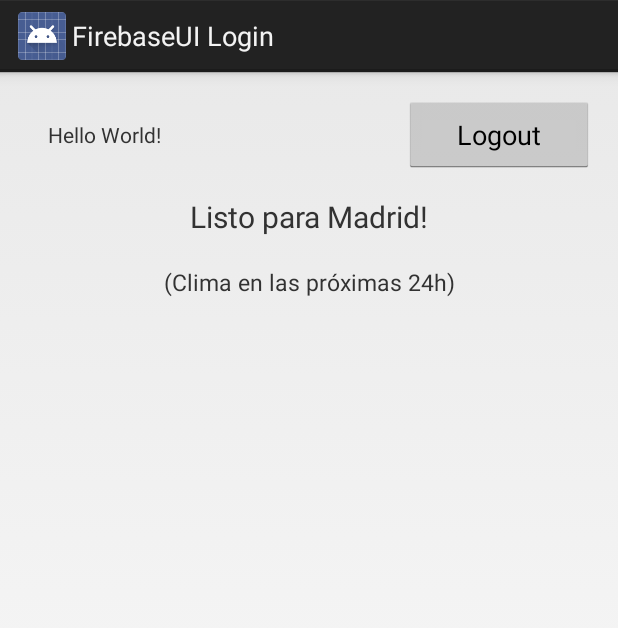
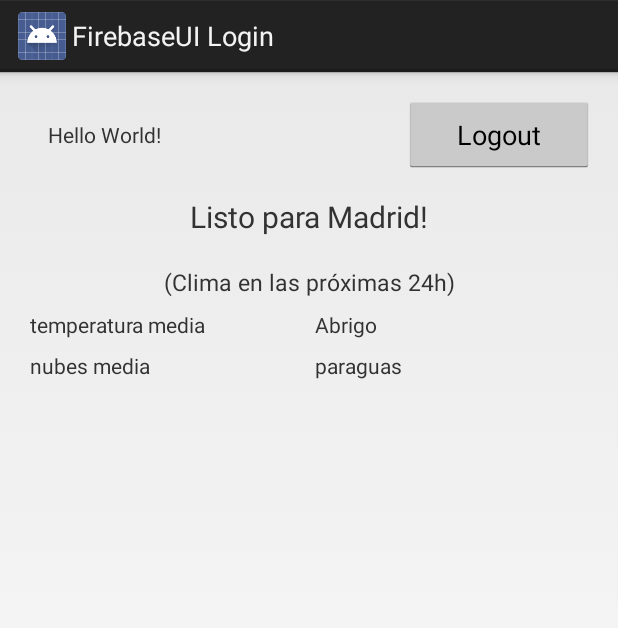
Before and after one commit to reymon359/listo-para-madrid, an Android app: the screen it shows after launch (MainActivity), on a phone screen of 412 x 824 dp. Shown: the top 628 px of the screen. Run offline under Robolectric (Android 15) with nearby library versions, the phone set to English and light mode, and no system bars; our stand-ins replace Firebase (no records; nobody signed in at launch, a user with empty details on screens opened directly); libraries missing offline, so code that uses them is left out: com.firebase.ui; 1 statement that could not run was skipped.

Commit message:
displaying temperatura media and nubes

```diff
--- a/app/src/main/java/es/upm/miw/firebaselogin/MainActivity.java
+++ b/app/src/main/java/es/upm/miw/firebaselogin/MainActivity.java
@@ -14,6 +14,7 @@ import com.firebase.ui.auth.AuthUI;
 import com.google.firebase.auth.FirebaseAuth;
 import com.google.firebase.auth.FirebaseUser;
 
+import java.text.DecimalFormat;
 import java.util.Arrays;
 import java.util.List;
 
@@ -30,7 +31,7 @@ public class MainActivity extends Activity implements View.OnClickListener {
 
     private static final String LOG_TAG = "MiW";
 
-    private TextView tvRespuesta;
+    private TextView tvRespuesta, tvTemperatura, tvAbrigo, tvNubes, tvParaguas;
 
     private ICountryRESTAPIService apiService;
 
@@ -43,7 +44,12 @@ public class MainActivity extends Activity implements View.OnClickListener {
     protected void onCreate(Bundle savedInstanceState) {
         super.onCreate(savedInstanceState);
         setContentView(R.layout.activity_main);
-        tvRespuesta = (TextView) findViewById(R.id.tvRespuesta);
+
+        tvRespuesta = findViewById(R.id.tvRespuesta);
+        tvTemperatura = findViewById(R.id.tvTemperatura);
+        tvAbrigo = findViewById(R.id.tvAbrigo);
+        tvNubes = findViewById(R.id.tvNubes);
+        tvParaguas = findViewById(R.id.tvParaguas);
 
         findViewById(R.id.logoutButton).setOnClickListener(this);
 
@@ -58,7 +64,7 @@ public class MainActivity extends Activity implements View.OnClickListener {
                     CharSequence username = user.getDisplayName();
                     Toast.makeText(MainActivity.this, getString(R.string.firebase_user_fmt, username), Toast.LENGTH_LONG).show();
                     Log.i(LOG_TAG, "onAuthStateChanged() " + getString(R.string.firebase_user_fmt, username));
-                    ((TextView) findViewById(R.id.textView)).setText("Bienvenido: "+ username);
+                    ((TextView) findViewById(R.id.textView)).setText("Bienvenido: " + username);
                     getForecast();
                 } else {
                     // user is signed out
@@ -147,19 +153,29 @@ public class MainActivity extends Activity implements View.OnClickListener {
                 Forecast forecast = response.body();
                 tvRespuesta.setText("");
                 List<es.upm.miw.firebaselogin.models.List> hoursList;
+
+                Double mediaTemperatura = 0.0;
+                Integer mediaNubes = 0;
+
+
                 if (null != forecast) {
                     hoursList = forecast.getList();
-
 
                     for (int i = 0; i < 9; i++) {
 
                         // kelvin to celsius
                         double dTemp = hoursList.get(i).getMain().getTemp() - 273.15;
                         double dTempRoundOff = Math.round(dTemp * 100) / 100;
+                        mediaTemperatura += dTempRoundOff;
                         // % humidity
                         Integer oiHumidPerc = hoursList.get(i).getMain().getHumidity();
-                        tvRespuesta.append(hoursList.get(i).getDtTxt() + " " + dTempRoundOff + "ºC Lluvia:" + oiHumidPerc + "% \n\n");
+                        mediaNubes += oiHumidPerc;
+                        tvRespuesta.append(hoursList.get(i).getDtTxt() + " " + dTempRoundOff + "ºC Nubes:" + oiHumidPerc + "% \n\n");
                     }
+
+                    mediaTemperatura = mediaTemperatura / 9;
+                    mediaNubes = mediaNubes / 9;
+                    temperaturaNubes(mediaTemperatura,mediaNubes);
 
                     Log.i(LOG_TAG, "obtenerInfoPais => respuesta=" + forecast);
                 } else {
@@ -182,4 +198,12 @@ public class MainActivity extends Activity implements View.OnClickListener {
 
     }
 
+    public void temperaturaNubes(Double mediaTemperatura, Integer mediaNubes ) {
+        DecimalFormat numberFormat = new DecimalFormat("#.00");
+        tvTemperatura.setText("Temperatura media: "+ numberFormat.format(mediaTemperatura)+"ºC");
+        tvNubes.setText("Cielo nublado: "+ mediaNubes+"%");
+
+
+    }
+
 }
--- a/app/src/main/res/layout/activity_main.xml
+++ b/app/src/main/res/layout/activity_main.xml
@@ -50,6 +50,54 @@
         android:textSize="15sp"
         tools:ignore="MissingConstraints"></TextView>
 
+    <LinearLayout
+        android:id="@+id/fila2"
+        android:layout_width="match_parent"
+        android:layout_height="wrap_content"
+
+        android:orientation="horizontal">
+
+        <TextView
+            android:id="@+id/tvTemperatura"
+            android:layout_width="0dp"
+            android:layout_height="match_parent"
+            android:layout_weight="2"
+            android:padding="4dp"
+            android:text="temperatura media" />
+
+        <TextView
+            android:id="@+id/tvAbrigo"
+            android:layout_width="0dp"
+            android:layout_height="match_parent"
+            android:layout_weight="2"
+            android:padding="4dp"
+            android:text="Abrigo" />
+    </LinearLayout>
+    <LinearLayout
+        android:id="@+id/fila3"
+        android:layout_width="match_parent"
+        android:layout_height="wrap_content"
+
+        android:orientation="horizontal">
+
+        <TextView
+            android:id="@+id/tvNubes"
+            android:layout_width="0dp"
+            android:layout_height="match_parent"
+            android:layout_weight="2"
+            android:padding="4dp"
+            android:text="nubes media" />
+
+        <TextView
+            android:id="@+id/tvParaguas"
+            android:layout_width="0dp"
+            android:layout_height="match_parent"
+            android:layout_weight="2"
+            android:padding="4dp"
+            android:text="paraguas" />
+    </LinearLayout>
+
+
     <ScrollView
         android:layout_width="match_parent"
         android:layout_height="match_parent">
```
